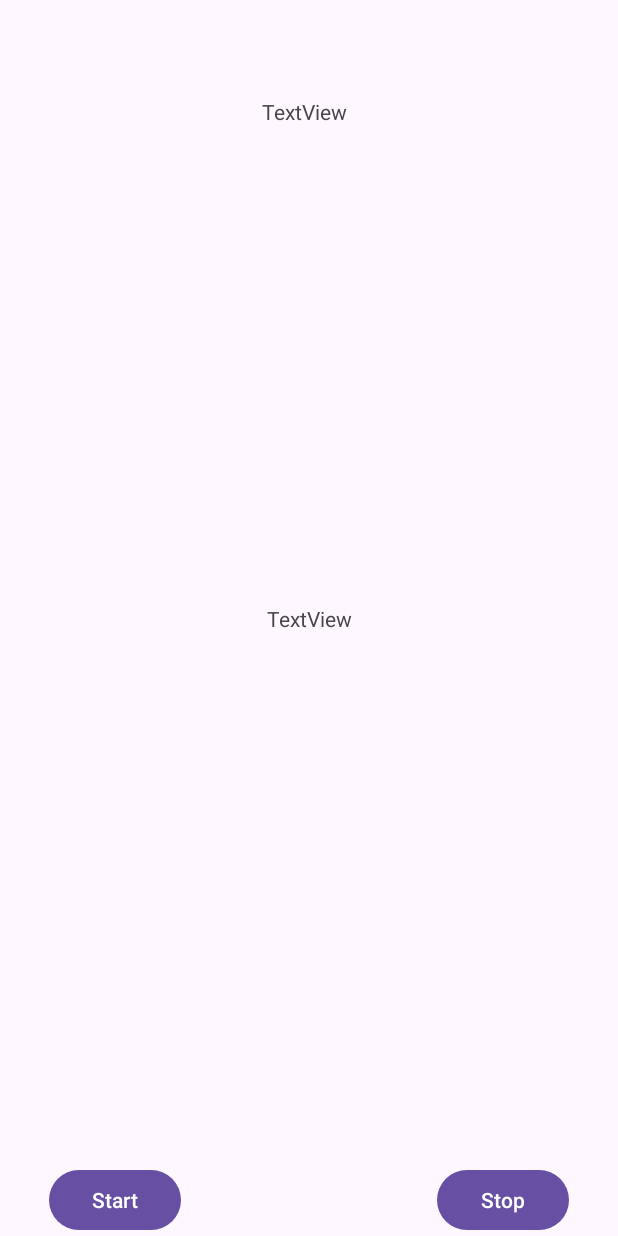
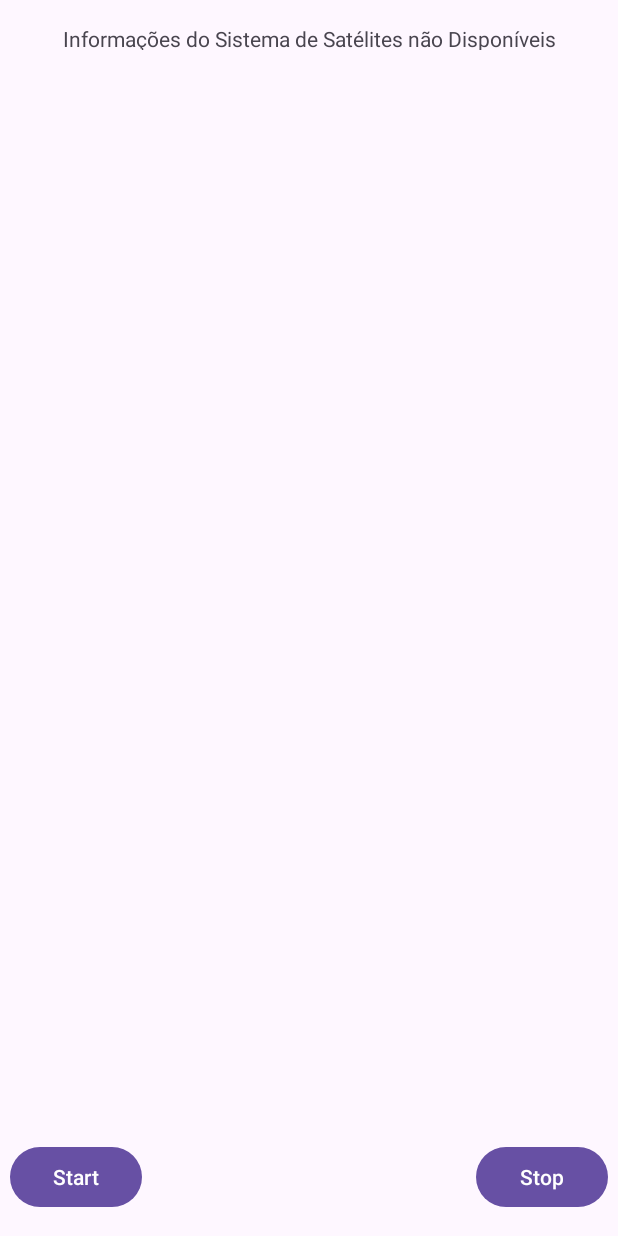
Before and after one commit to leticia-farias/av-n1, an Android app: the GNSSActivity screen opened directly, with no data from a screen before it, on a phone screen of 412 x 824 dp. Run offline under Robolectric (Android 15) with nearby library versions, the phone set to English and light mode, and no system bars.

```diff
--- a/app/src/main/java/com/example/localizao/GNSSPlotActivity.java
+++ b/app/src/main/java/com/example/localizao/GNSSPlotActivity.java
@@ -11,8 +11,6 @@ import android.os.Bundle;
 import android.os.Handler;
 import android.os.Looper;
 import android.widget.Toast;
-import android.view.View;
-import android.widget.Button;
 
 import androidx.annotation.NonNull;
 import androidx.appcompat.app.AppCompatActivity;
@@ -30,8 +28,10 @@ public class GNSSPlotActivity extends AppCompatActivity {
         super.onCreate(savedInstanceState);
         setContentView(R.layout.activity_gnssplot);
 
+        // Obtém o Location Manager
         locationManager = (LocationManager) getSystemService(Context.LOCATION_SERVICE);
 
+        // Referência para o controle customizado
         gnssView = findViewById(R.id.GNSSViewid);
 
         startGnssUpdate();
--- a/app/src/main/res/layout/activity_gnssactivity.xml
+++ b/app/src/main/res/layout/activity_gnssactivity.xml
@@ -14,8 +14,10 @@
         android:text="@string/btn_start_txt"
         app:layout_constraintBottom_toBottomOf="parent"
         app:layout_constraintEnd_toEndOf="parent"
-        app:layout_constraintHorizontal_bias="0.1"
-        app:layout_constraintStart_toStartOf="parent" />
+        app:layout_constraintHorizontal_bias="0.02"
+        app:layout_constraintStart_toStartOf="parent"
+        app:layout_constraintTop_toTopOf="parent"
+        app:layout_constraintVertical_bias="0.98" />
 
     <Button
         android:id="@+id/buttonStopGNSS"
@@ -24,25 +26,26 @@
         android:text="@string/btn_stop_txt"
         app:layout_constraintBottom_toBottomOf="parent"
         app:layout_constraintEnd_toEndOf="parent"
-        app:layout_constraintHorizontal_bias="0.9"
-        app:layout_constraintStart_toStartOf="parent" />
+        app:layout_constraintHorizontal_bias="0.98"
+        app:layout_constraintStart_toStartOf="parent"
+        app:layout_constraintTop_toTopOf="parent"
+        app:layout_constraintVertical_bias="0.98" />
 
     <TextView
         android:id="@+id/textViewLocationManager"
-        android:layout_width="63dp"
+        android:layout_width="wrap_content"
         android:layout_height="17dp"
-        android:text="TextView"
+        android:text="@string/info_satelites_txt"
         app:layout_constraintBottom_toBottomOf="parent"
         app:layout_constraintEnd_toEndOf="parent"
         app:layout_constraintStart_toStartOf="parent"
         app:layout_constraintTop_toTopOf="parent"
-        app:layout_constraintVertical_bias="0.07999998" />
+        app:layout_constraintVertical_bias="0.01999998" />
 
     <TextView
         android:id="@+id/textViewGNSS"
         android:layout_width="wrap_content"
         android:layout_height="wrap_content"
-        android:text="TextView"
         app:layout_constraintBottom_toBottomOf="parent"
         app:layout_constraintEnd_toEndOf="parent"
         app:layout_constraintStart_toStartOf="parent"
--- a/app/src/main/res/values/strings.xml
+++ b/app/src/main/res/values/strings.xml
@@ -6,4 +6,5 @@
     <string name="btn_start_txt">Start</string>
     <string name="localizacao_txt">Localização não Disponível</string>
     <string name="btn_gnss_plot_txt">GNSS Plot</string>
+    <string name="info_satelites_txt">Informações do Sistema de Satélites não Disponíveis</string>
 </resources>
```
Also changed, not shown: app/src/main/java/com/example/localizao/GNSSActivity.java (+16 -13 lines), app/src/main/java/com/example/localizao/LocationActivity.java (+8 -8 lines), app/src/main/res/layout/activity_location.xml (+8 -4 lines).
